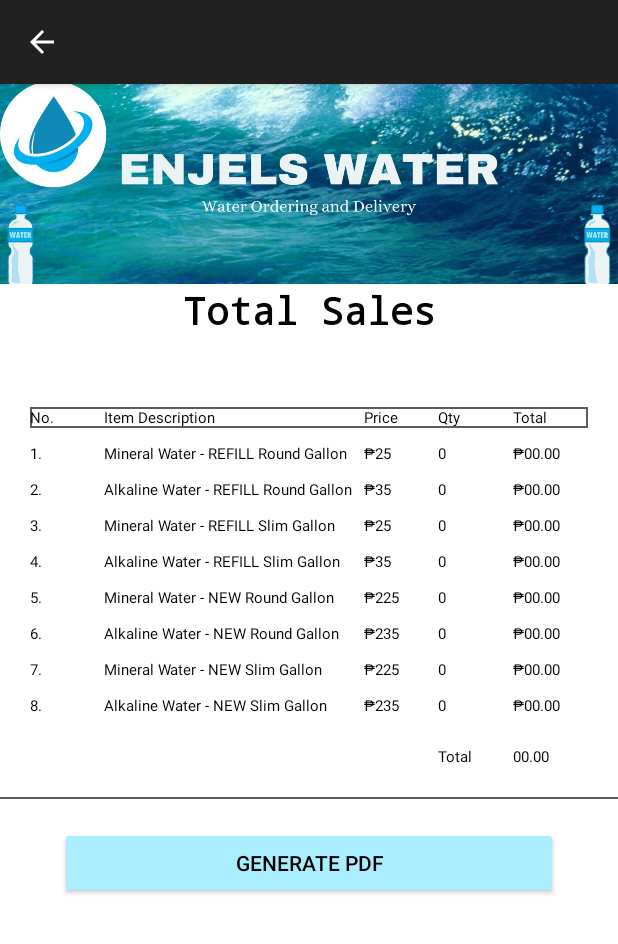
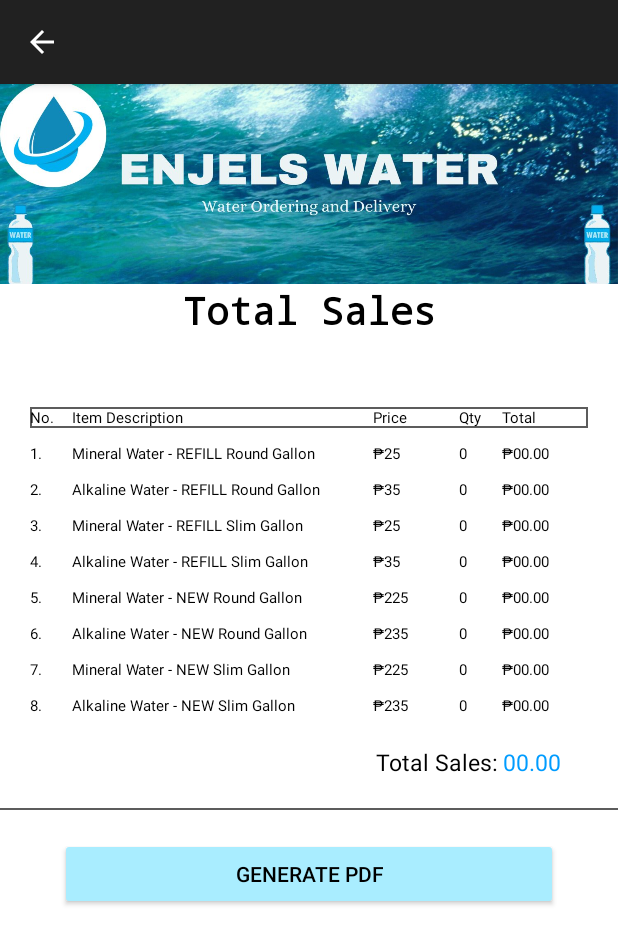
Before and after one commit to SatoshiGNJA/EnjelWater, an Android app: the GeneratePDFActivity screen opened directly, with no data from a screen before it, on a phone screen of 412 x 824 dp. Shown: the top 944 px of the screen. Run offline under Robolectric (Android 15) with nearby library versions, the light colour scheme and no system bars; our stand-ins replace ButterKnife, EventBus, Firebase (no records; nobody signed in at launch, a user with empty details on screens opened directly); Roboto replaces fonts that are not available here; 1 statement that could not run was skipped.

Commit message:
Fix space in designs and Print
- remove white space between quantity x and number
- Put address nect to phone number in printer module
- Fix spaces

```diff
--- a/app/src/main/res/layout/activity_generate_pdfactivity.xml
+++ b/app/src/main/res/layout/activity_generate_pdfactivity.xml
@@ -62,7 +62,7 @@
                 <TextView
                     android:layout_width="0dp"
                     android:layout_height="wrap_content"
-                    android:layout_weight="2"
+                    android:layout_weight="1"
                     android:text="No."
                     android:textColor="@color/black"
                     android:textSize="10dp" />
@@ -86,7 +86,7 @@
                 <TextView
                     android:layout_width="0dp"
                     android:layout_height="wrap_content"
-                    android:layout_weight="2"
+                    android:layout_weight="1"
                     android:text="Qty"
                     android:textColor="@color/black"
                     android:textSize="10dp" />
@@ -108,7 +108,7 @@
                 <TextView
                     android:layout_width="0dp"
                     android:layout_height="wrap_content"
-                    android:layout_weight="2"
+                    android:layout_weight="1"
                     android:text="1."
                     android:textColor="@color/black"
                     android:textSize="10dp" />
@@ -133,7 +133,7 @@
                     android:id="@+id/qty1"
                     android:layout_width="0dp"
                     android:layout_height="wrap_content"
-                    android:layout_weight="2"
+                    android:layout_weight="1"
                     android:text="0"
                     android:textColor="@color/black"
                     android:textSize="10dp" />
@@ -156,7 +156,7 @@
                 <TextView
                     android:layout_width="0dp"
                     android:layout_height="wrap_content"
-                    android:layout_weight="2"
+                    android:layout_weight="1"
                     android:text="2."
                     android:textColor="@color/black"
                     android:textSize="10dp" />
@@ -181,7 +181,7 @@
                     android:id="@+id/qty2"
                     android:layout_width="0dp"
                     android:layout_height="wrap_content"
-                    android:layout_weight="2"
+                    android:layout_weight="1"
                     android:text="0"
                     android:textColor="@color/black"
                     android:textSize="10dp" />
@@ -204,7 +204,7 @@
                 <TextView
                     android:layout_width="0dp"
                     android:layout_height="wrap_content"
-                    android:layout_weight="2"
+                    android:layout_weight="1"
                     android:text="3."
                     android:textColor="@color/black"
                     android:textSize="10dp" />
@@ -229,7 +229,7 @@
                     android:id="@+id/qty3"
                     android:layout_width="0dp"
                     android:layout_height="wrap_content"
-                    android:layout_weight="2"
+                    android:layout_weight="1"
                     android:text="0"
                     android:textColor="@color/black"
                     android:textSize="10dp" />
@@ -252,7 +252,7 @@
                 <TextView
                     android:layout_width="0dp"
                     android:layout_height="wrap_content"
-                    android:layout_weight="2"
+                    android:layout_weight="1"
                     android:text="4."
                     android:textColor="@color/black"
                     android:textSize="10dp" />
@@ -277,7 +277,7 @@
                     android:id="@+id/qty4"
                     android:layout_width="0dp"
                     android:layout_height="wrap_content"
-                    android:layout_weight="2"
+                    android:layout_weight="1"
                     android:text="0"
                     android:textColor="@color/black"
                     android:textSize="10dp" />
@@ -300,7 +300,7 @@
                 <TextView
                     android:layout_width="0dp"
                     android:layout_height="wrap_content"
-                    android:layout_weight="2"
+                    android:layout_weight="1"
                     android:text="5."
                     android:textColor="@color/black"
                     android:textSize="10dp" />
@@ -325,7 +325,7 @@
                     android:id="@+id/qty5"
                     android:layout_width="0dp"
                     android:layout_height="wrap_content"
-                    android:layout_weight="2"
+                    android:layout_weight="1"
                     android:text="0"
                     android:textColor="@color/black"
                     android:textSize="10dp" />
@@ -348,7 +348,7 @@
                 <TextView
                     android:layout_width="0dp"
                     android:layout_height="wrap_content"
-                    android:layout_weight="2"
+                    android:layout_weight="1"
                     android:text="6."
                     android:textColor="@color/black"
                     android:textSize="10dp" />
@@ -373,7 +373,7 @@
                     android:id="@+id/qty6"
                     android:layout_width="0dp"
                     android:layout_height="wrap_content"
-                    android:layout_weight="2"
+                    android:layout_weight="1"
                     android:text="0"
                     android:textColor="@color/black"
                     android:textSize="10dp" />
@@ -396,7 +396,7 @@
                 <TextView
                     android:layout_width="0dp"
                     android:layout_height="wrap_content"
-                    android:layout_weight="2"
+                    android:layout_weight="1"
                     android:text="7."
                     android:textColor="@color/black"
                     android:textSize="10dp" />
@@ -421,7 +421,7 @@
                     android:id="@+id/qty7"
                     android:layout_width="0dp"
                     android:layout_height="wrap_content"
-                    android:layout_weight="2"
+                    android:layout_weight="1"
                     android:text="0"
                     android:textColor="@color/black"
                     android:textSize="10dp" />
@@ -442,7 +442,7 @@
                 <TextView
                     android:layout_width="0dp"
                     android:layout_height="wrap_content"
-                    android:layout_weight="2"
+                    android:layout_weight="1"
                     android:text="8."
                     android:textColor="@color/black"
                     android:textSize="10dp" />
@@ -467,7 +467,7 @@
                     android:id="@+id/qty8"
                     android:layout_width="0dp"
                     android:layout_height="wrap_content"
-                    android:layout_weight="2"
+                    android:layout_weight="1"
                     android:text="0"
                     android:textColor="@color/black"
                     android:textSize="10dp" />
@@ -509,21 +509,23 @@
                     android:textSize="10dp" />
 
                 <TextView
-                    android:layout_width="0dp"
-                    android:layout_height="wrap_content"
+                    android:layout_width="wrap_content"
+                    android:layout_height="match_parent"
                     android:layout_weight="2"
-                    android:text="Total"
+                    android:text="Total Sales:"
+                    android:textAlignment="textEnd"
                     android:textColor="@color/black"
-                    android:textSize="10dp" />
+                    android:textSize="15sp" />
 
                 <TextView
                     android:id="@+id/overalltotal"
-                    android:layout_width="0dp"
+                    android:layout_width="wrap_content"
                     android:layout_height="wrap_content"
-                    android:layout_weight="2"
-                    android:text="00.00"
-                    android:textColor="@color/black"
-                    android:textSize="10dp" />
+                    android:layout_weight="1"
+                    android:text=" 00.00"
+                    android:textAlignment="textStart"
+                    android:textColor="@color/blue"
+                    android:textSize="15sp" />
 
             </TableRow>
 
--- a/app/src/main/res/layout/activity_user_profile.xml
+++ b/app/src/main/res/layout/activity_user_profile.xml
@@ -185,7 +185,7 @@
                 android:layout_height="wrap_content"
                 android:fontFamily="@font/bungee"
                 android:layout_marginBottom="10dp"
-                android:text="Refill Empty Gallon!"
+                android:text="Refill Empty Gallon"
                 android:textColor="@color/black"
                 app:backgroundTint="#A9EDFF"
                 app:cornerRadius="12dp"
@@ -199,7 +199,7 @@
                 android:layout_height="wrap_content"
                 android:fontFamily="@font/bungee"
                 android:layout_marginBottom="10dp"
-                android:text="New Gallon For Sale!"
+                android:text="New Gallon For Sale"
                 android:textColor="@color/black"
                 app:backgroundTint="#A9EDFF"
                 app:cornerRadius="12dp"
```
Also changed, not shown: app/src/main/java/com/example/enjelwater/Adapter/MyHistoryAdapter.java (+8 -8 lines), app/src/main/java/com/example/enjelwater/Adapter/MyOnProcessAdapter.java (+8 -8 lines), app/src/main/java/com/example/enjelwater/Adapter/MyOrderAdapter.java (+44 -42 lines), app/src/main/java/com/example/enjelwater/Adapter/MyPersonalHistoryAdapter.java (+8 -8 lines), app/src/main/java/com/example/enjelwater/MainActivity.java (+22 -15 lines), app/src/main/res/layout/activity_main.xml (+23 -19 lines), app/src/main/res/layout/delivery_dialog.xml (+8 -21 lines), app/src/main/res/layout/layout_order_item.xml (+8 -8 lines), app/src/main/res/layout/place_order.xml (+7 -7 lines).
